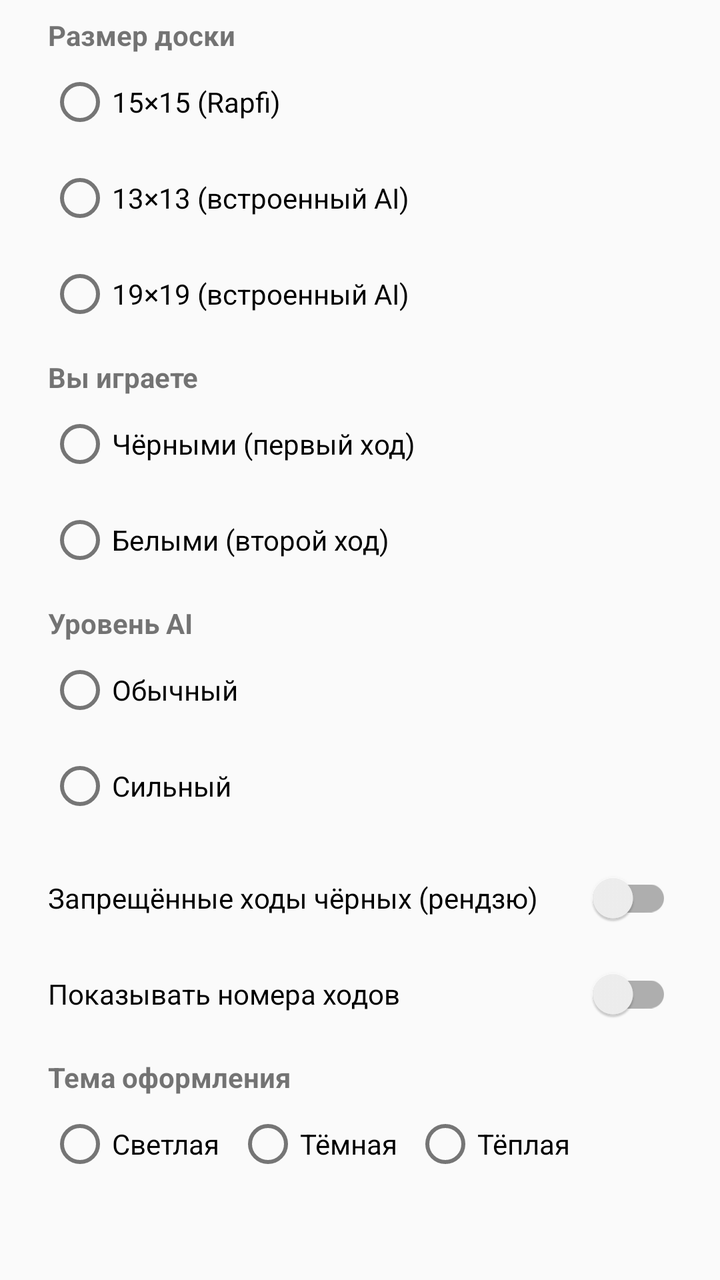
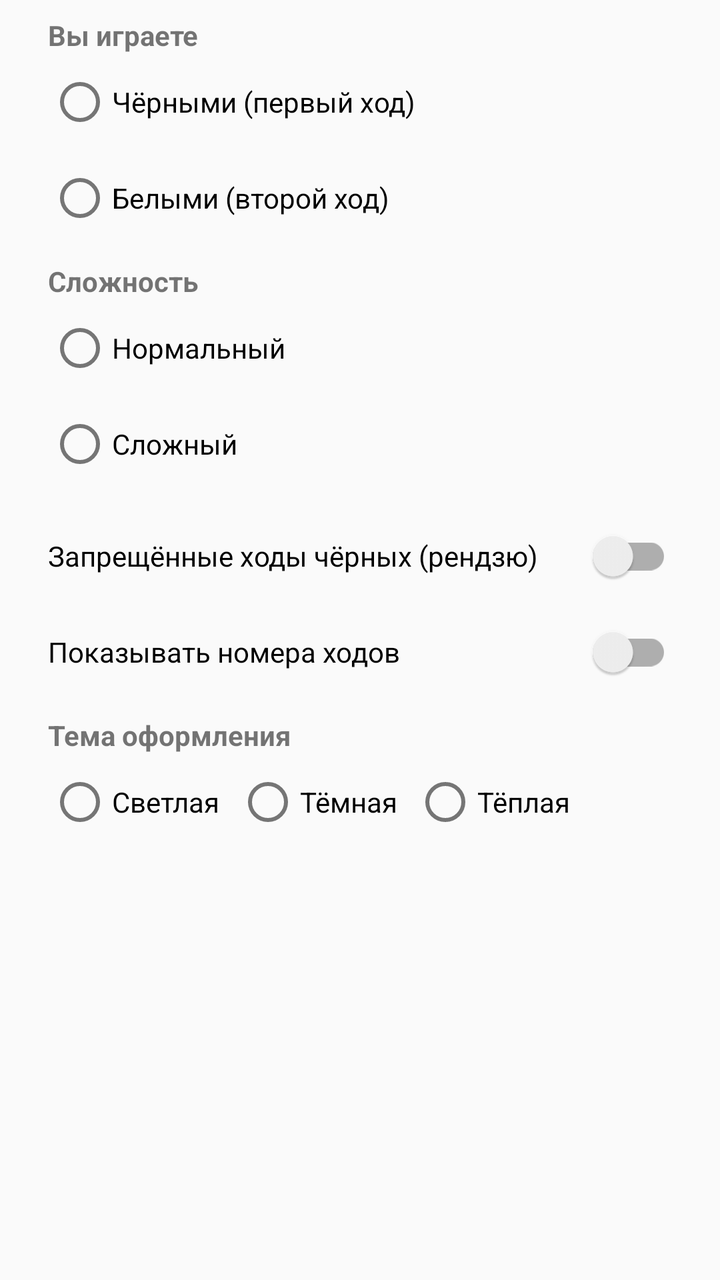

Before-and-after screenshots of an Android layout around one commit, followed by the original layout XML and the change that was made.
<!-- AndroidManifest.xml: application theme Theme.Gomoku -->
<!-- res/layout/dialog_settings.xml -->
<?xml version="1.0" encoding="utf-8"?>
<ScrollView xmlns:android="http://schemas.android.com/apk/res/android"
    xmlns:app="http://schemas.android.com/apk/res-auto"
    android:layout_width="match_parent"
    android:layout_height="wrap_content">

    <LinearLayout
        android:layout_width="match_parent"
        android:layout_height="wrap_content"
        android:orientation="vertical"
        android:paddingStart="24dp"
        android:paddingEnd="24dp"
        android:paddingTop="8dp"
        android:paddingBottom="8dp">

        <TextView
            android:layout_width="wrap_content"
            android:layout_height="wrap_content"
            android:text="@string/board_size"
            android:textStyle="bold" />

        <RadioGroup
            android:id="@+id/rgSize"
            android:layout_width="match_parent"
            android:layout_height="wrap_content"
            android:orientation="vertical">

            <RadioButton
                android:id="@+id/rbSize15"
                android:layout_width="wrap_content"
                android:layout_height="wrap_content"
                android:text="@string/board_15" />

            <RadioButton
                android:id="@+id/rbSize13"
                android:layout_width="wrap_content"
                android:layout_height="wrap_content"
                android:text="@string/board_13" />

            <RadioButton
                android:id="@+id/rbSize19"
                android:layout_width="wrap_content"
                android:layout_height="wrap_content"
                android:text="@string/board_19" />
        </RadioGroup>

        <TextView
            android:layout_width="wrap_content"
            android:layout_height="wrap_content"
            android:layout_marginTop="8dp"
            android:text="@string/play_as"
            android:textStyle="bold" />

        <RadioGroup
            android:id="@+id/rgColor"
            android:layout_width="match_parent"
            android:layout_height="wrap_content"
            android:orientation="vertical">

            <RadioButton
                android:id="@+id/rbColorBlack"
                android:layout_width="wrap_content"
                android:layout_height="wrap_content"
                android:text="@string/play_black" />

            <RadioButton
                android:id="@+id/rbColorWhite"
                android:layout_width="wrap_content"
                android:layout_height="wrap_content"
                android:text="@string/play_white" />
        </RadioGroup>

        <TextView
            android:layout_width="wrap_content"
            android:layout_height="wrap_content"
            android:layout_marginTop="8dp"
            android:text="@string/ai_level"
            android:textStyle="bold" />

        <RadioGroup
            android:id="@+id/rgLevel"
            android:layout_width="match_parent"
            android:layout_height="wrap_content"
            android:orientation="vertical">

            <RadioButton
                android:id="@+id/rbLevelNormal"
                android:layout_width="wrap_content"
                android:layout_height="wrap_content"
                android:text="@string/level_normal" />

            <RadioButton
                android:id="@+id/rbLevelStrong"
                android:layout_width="wrap_content"
                android:layout_height="wrap_content"
                android:text="@string/level_strong" />
        </RadioGroup>

        <androidx.appcompat.widget.SwitchCompat
            android:id="@+id/swForbidden"
            android:layout_width="match_parent"
            android:layout_height="wrap_content"
            android:layout_marginTop="8dp"
            android:text="@string/forbidden_moves" />

        <androidx.appcompat.widget.SwitchCompat
            android:id="@+id/swNumbers"
            android:layout_width="match_parent"
            android:layout_height="wrap_content"
            android:text="@string/show_numbers" />

        <TextView
            android:layout_width="wrap_content"
            android:layout_height="wrap_content"
            android:layout_marginTop="8dp"
            android:text="@string/choose_theme"
            android:textStyle="bold" />

        <RadioGroup
            android:id="@+id/rgTheme"
            android:layout_width="match_parent"
            android:layout_height="wrap_content"
            android:orientation="horizontal">

            <RadioButton
                android:id="@+id/rbThemeLight"
                android:layout_width="wrap_content"
                android:layout_height="wrap_content"
                android:text="@string/theme_light" />

            <RadioButton
                android:id="@+id/rbThemeDark"
                android:layout_width="wrap_content"
                android:layout_height="wrap_content"
                android:layout_marginStart="8dp"
                android:text="@string/theme_dark" />

            <RadioButton
                android:id="@+id/rbThemeWarm"
                android:layout_width="wrap_content"
                android:layout_height="wrap_content"
                android:layout_marginStart="8dp"
                android:text="@string/theme_warm" />
        </RadioGroup>

    </LinearLayout>
</ScrollView>
<!-- resources referenced by this layout -->
<resources>
  <string name="ai_level">Уровень AI</string>
  <string name="board_13">13×13 (встроенный AI)</string>
  <string name="board_15">15×15 (Rapfi)</string>
  <string name="board_19">19×19 (встроенный AI)</string>
  <string name="board_size">Размер доски</string>
  <string name="choose_theme">Тема оформления</string>
  <string name="forbidden_moves">Запрещённые ходы чёрных (рендзю)</string>
  <string name="level_normal">Обычный</string>
  <string name="level_strong">Сильный</string>
  <string name="play_as">Вы играете</string>
  <string name="play_black">Чёрными (первый ход)</string>
  <string name="play_white">Белыми (второй ход)</string>
  <string name="show_numbers">Показывать номера ходов</string>
  <string name="theme_dark">Тёмная</string>
  <string name="theme_light">Светлая</string>
  <string name="theme_warm">Тёплая</string>
  <style name="Theme.Gomoku" parent="Theme.MaterialComponents.DayNight.NoActionBar">
          <item name="colorPrimary">@color/accent_default</item>
          <item name="colorPrimaryVariant">@color/accent_default</item>
          <item name="colorOnPrimary">@android:color/white</item>
          <item name="android:windowBackground">@color/bg_default</item>
          <item name="android:statusBarColor">@color/bg_default</item>
          <item name="android:navigationBarColor">@color/bg_default</item>
          <item name="android:windowLightStatusBar">true</item>
      </style>
  <color name="accent_default">#4A90D9</color>
  <color name="bg_default">#FAFAFA</color>
</resources>

<!-- the commit's change to res/layout/dialog_settings.xml (unified diff, before → after) -->
@@ -16,38 +16,6 @@
         <TextView
             android:layout_width="wrap_content"
             android:layout_height="wrap_content"
-            android:text="@string/board_size"
-            android:textStyle="bold" />
-
-        <RadioGroup
-            android:id="@+id/rgSize"
-            android:layout_width="match_parent"
-            android:layout_height="wrap_content"
-            android:orientation="vertical">
-
-            <RadioButton
-                android:id="@+id/rbSize15"
-                android:layout_width="wrap_content"
-                android:layout_height="wrap_content"
-                android:text="@string/board_15" />
-
-            <RadioButton
-                android:id="@+id/rbSize13"
-                android:layout_width="wrap_content"
-                android:layout_height="wrap_content"
-                android:text="@string/board_13" />
-
-            <RadioButton
-                android:id="@+id/rbSize19"
-                android:layout_width="wrap_content"
-                android:layout_height="wrap_content"
-                android:text="@string/board_19" />
-        </RadioGroup>
-
-        <TextView
-            android:layout_width="wrap_content"
-            android:layout_height="wrap_content"
-            android:layout_marginTop="8dp"
             android:text="@string/play_as"
             android:textStyle="bold" />
 
@@ -74,7 +42,7 @@
             android:layout_width="wrap_content"
             android:layout_height="wrap_content"
             android:layout_marginTop="8dp"
-            android:text="@string/ai_level"
+            android:text="@string/difficulty"
             android:textStyle="bold" />
 
         <RadioGroup
<!-- resource entries referenced after the edit -->
@@ -1,14 +1,10 @@
 <!-- resources referenced by this layout -->
 <resources>
-  <string name="ai_level">Уровень AI</string>
-  <string name="board_13">13×13 (встроенный AI)</string>
-  <string name="board_15">15×15 (Rapfi)</string>
-  <string name="board_19">19×19 (встроенный AI)</string>
-  <string name="board_size">Размер доски</string>
   <string name="choose_theme">Тема оформления</string>
+  <string name="difficulty">Сложность</string>
   <string name="forbidden_moves">Запрещённые ходы чёрных (рендзю)</string>
-  <string name="level_normal">Обычный</string>
-  <string name="level_strong">Сильный</string>
+  <string name="level_normal">Нормальный</string>
+  <string name="level_strong">Сложный</string>
   <string name="play_as">Вы играете</string>
   <string name="play_black">Чёрными (первый ход)</string>
   <string name="play_white">Белыми (второй ход)</string>
